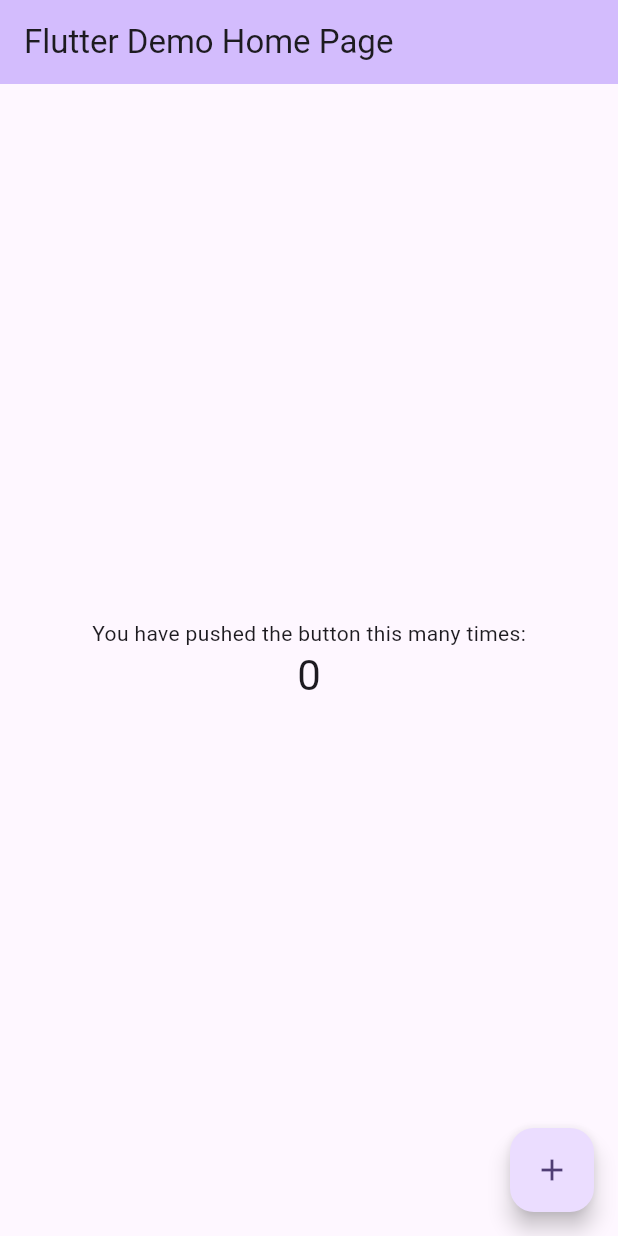
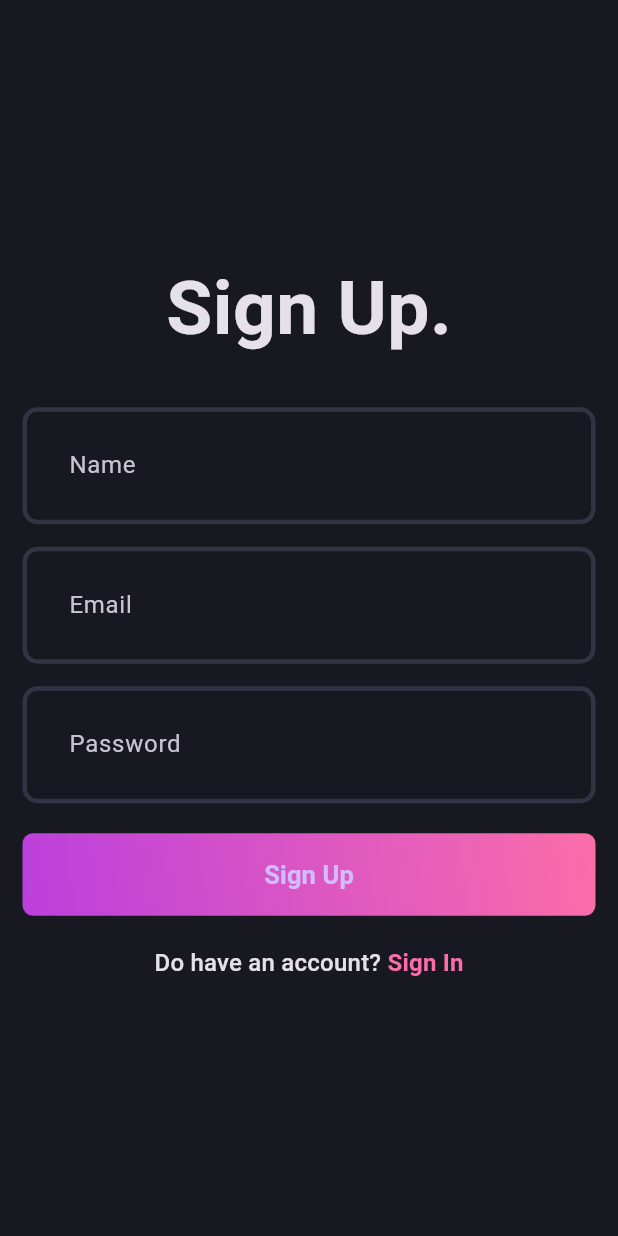
Before and after one commit to HaithamHussienAleryani/Blogger, a Flutter app: the screen it shows after launch, on a phone screen of 412 x 824 dp. Run offline on Flutter 3.47's test engine with Material 3 defaults, Android fonts, the phone set to English and light mode, and no system bars.

Commit message:
Create Auth feature with login and sign up pages + add custom widgets

```diff
--- /dev/null
+++ b/lib/core/theme/app_platte.dart
@@ -0,0 +1,13 @@
+import 'package:flutter/material.dart';
+
+class AppPallete {
+  static const Color backgroundColor = Color.fromRGBO(24, 24, 32, 1);
+  static const Color gradient1 = Color.fromRGBO(187, 63, 221, 1);
+  static const Color gradient2 = Color.fromRGBO(251, 109, 169, 1);
+  static const Color gradient3 = Color.fromRGBO(255, 159, 124, 1);
+  static const Color borderColor = Color.fromRGBO(52, 51, 67, 1);
+  static const Color whiteColor = Colors.white;
+  static const Color greyColor = Colors.grey;
+  static const Color errorColor = Colors.redAccent;
+  static const Color transparentColor = Colors.transparent;
+}
--- /dev/null
+++ b/lib/core/theme/theme.dart
@@ -0,0 +1,17 @@
+import 'package:blogger/core/theme/app_platte.dart';
+import 'package:flutter/material.dart';
+
+class AppTheme {
+  static _border({Color color = AppPallete.borderColor}) => OutlineInputBorder(
+        borderSide: BorderSide(color: color, width: 3),
+        borderRadius: BorderRadius.circular(10),
+      );
+  static final darkThemeMode = ThemeData.dark().copyWith(
+    scaffoldBackgroundColor: AppPallete.backgroundColor,
+    inputDecorationTheme: InputDecorationTheme(
+      contentPadding: const EdgeInsets.all(27),
+      enabledBorder: _border(),
+      focusedBorder: _border(color: AppPallete.gradient2),
+    ),
+  );
+}
--- /dev/null
+++ b/lib/features/auth/presentation/pages/signup_page.dart
@@ -0,0 +1,90 @@
+import 'package:blogger/core/theme/app_platte.dart';
+import 'package:blogger/features/auth/presentation/widgets/auth_field.dart';
+import 'package:blogger/features/auth/presentation/widgets/auth_gradiant_button.dart';
+import 'package:flutter/material.dart';
+
+class SignUpPage extends StatefulWidget {
+  const SignUpPage({super.key});
+
+  @override
+  State<SignUpPage> createState() => _SignUpPageState();
+}
+
+class _SignUpPageState extends State<SignUpPage> {
+  final _formKey = GlobalKey<FormState>();
+  final emailController = TextEditingController();
+  final nameController = TextEditingController();
+  final passwordController = TextEditingController();
+
+  @override
+  void dispose() {
+    emailController.dispose();
+    nameController.dispose();
+    passwordController.dispose();
+    super.dispose();
+  }
+
+  @override
+  Widget build(BuildContext context) {
+    return Scaffold(
+      body: Padding(
+        padding: const EdgeInsets.all(15),
+        child: Form(
+          key: _formKey,
+          child: Column(
+            mainAxisAlignment: MainAxisAlignment.center,
+            children: [
+              const Text(
+                "Sign Up.",
+                style: TextStyle(
+                  fontSize: 50,
+                  fontWeight: FontWeight.bold,
+                ),
+              ),
+              const SizedBox(
+                height: 30,
+              ),
+              AuthField(controller: nameController, hintText: 'Name'),
+              const SizedBox(
+                height: 15,
+              ),
+              AuthField(controller: emailController, hintText: 'Email'),
+              const SizedBox(
+                height: 15,
+              ),
+              AuthField(
+                controller: passwordController,
+                hintText: 'Password',
+                isObsecureText: true,
+              ),
+              const SizedBox(
+                height: 20,
+              ),
+              const AuthGradiantButton(
+                text: 'Sign Up',
+              ),
+              const SizedBox(
+                height: 20,
+              ),
+              RichText(
+                text: TextSpan(
+                    text: "Do have an account? ",
+                    children: [
+                      TextSpan(
+                          text: 'Sign In',
+                          style: Theme.of(context)
+                              .textTheme
+                              .titleMedium
+                              ?.copyWith(
+                                  color: AppPallete.gradient2,
+                                  fontWeight: FontWeight.bold))
+                    ],
+                    style: Theme.of(context).textTheme.titleMedium),
+              ),
+            ],
+          ),
+        ),
+      ),
+    );
+  }
+}
--- /dev/null
+++ b/lib/features/auth/presentation/widgets/auth_field.dart
@@ -0,0 +1,24 @@
+import 'package:flutter/material.dart';
+
+class AuthField extends StatelessWidget {
+  final String hintText;
+  final TextEditingController controller;
+  final bool isObsecureText;
+  const AuthField(
+      {super.key, required this.hintText, required this.controller , this.isObsecureText = false});
+
+  @override
+  Widget build(BuildContext context) {
+    return TextFormField(
+      controller: controller,
+      obscureText: isObsecureText,
+      decoration: InputDecoration(
+        hintText: hintText,
+      ),
+      validator: (value) {
+        if (value!.isEmpty) return "$hintText is missing";
+        return null;
+      },
+    );
+  }
+}
--- /dev/null
+++ b/lib/features/auth/presentation/widgets/auth_gradiant_button.dart
@@ -0,0 +1,35 @@
+import 'package:blogger/core/theme/app_platte.dart';
+import 'package:flutter/material.dart';
+
+class AuthGradiantButton extends StatelessWidget {
+  final String text;
+  const AuthGradiantButton({super.key, required this.text});
+
+  @override
+  Widget build(BuildContext context) {
+    return Container(
+      decoration: BoxDecoration(
+        borderRadius: BorderRadius.circular(7),
+        gradient: const LinearGradient(
+            colors: [AppPallete.gradient1, AppPallete.gradient2],
+            begin: Alignment.bottomLeft,
+            end: Alignment.topRight),
+      ),
+      child: ElevatedButton(
+        onPressed: () {},
+        style: ElevatedButton.styleFrom(
+          fixedSize: const Size(395, 55),
+          backgroundColor: AppPallete.transparentColor,
+          elevation: 0,
+        ),
+        child: Text(
+          text,
+          style:const TextStyle(
+            fontSize: 17,
+            fontWeight: FontWeight.w600,
+          ),
+        ),
+      ),
+    );
+  }
+}
--- a/lib/main.dart
+++ b/lib/main.dart
@@ -1,3 +1,5 @@
+import 'package:blogger/core/theme/theme.dart';
+import 'package:blogger/features/auth/presentation/pages/signup_page.dart';
 import 'package:flutter/material.dart';
 
 void main() {
@@ -7,119 +9,13 @@ void main() {
 class MyApp extends StatelessWidget {
   const MyApp({super.key});
 
-  // This widget is the root of your application.
   @override
   Widget build(BuildContext context) {
     return MaterialApp(
-      title: 'Flutter Demo',
-      theme: ThemeData(
-        // This is the theme of your application.
-        //
-        // TRY THIS: Try running your application with "flutter run". You'll see
-        // the application has a purple toolbar. Then, without quitting the app,
-        // try changing the seedColor in the colorScheme below to Colors.green
-        // and then invoke "hot reload" (save your changes or press the "hot
-        // reload" button in a Flutter-supported IDE, or press "r" if you used
-        // the command line to start the app).
-        //
-        // Notice that the counter didn't reset back to zero; the application
-        // state is not lost during the reload. To reset the state, use hot
-        // restart instead.
-        //
-        // This works for code too, not just values: Most code changes can be
-        // tested with just a hot reload.
-        colorScheme: ColorScheme.fromSeed(seedColor: Colors.deepPurple),
-        useMaterial3: true,
-      ),
-      home: const MyHomePage(title: 'Flutter Demo Home Page'),
+      debugShowCheckedModeBanner: false,
+      title: 'Blogger',
+      theme: AppTheme.darkThemeMode,
+      home: const SignUpPage(),
     );
   }
 }
-
-class MyHomePage extends StatefulWidget {
-  const MyHomePage({super.key, required this.title});
-
-  // This widget is the home page of your application. It is stateful, meaning
-  // that it has a State object (defined below) that contains fields that affect
-  // how it looks.
-
-  // This class is the configuration for the state. It holds the values (in this
-  // case the title) provided by the parent (in this case the App widget) and
-  // used by the build method of the State. Fields in a Widget subclass are
-  // always marked "final".
-
-  final String title;
-
-  @override
-  State<MyHomePage> createState() => _MyHomePageState();
-}
-
-class _MyHomePageState extends State<MyHomePage> {
-  int _counter = 0;
-
-  void _incrementCounter() {
-    setState(() {
-      // This call to setState tells the Flutter framework that something has
-      // changed in this State, which causes it to rerun the build method below
-      // so that the display can reflect the updated values. If we changed
-      // _counter without calling setState(), then the build method would not be
-      // called again, and so nothing would appear to happen.
-      _counter++;
-    });
-  }
-
-  @override
-  Widget build(BuildContext context) {
-    // This method is rerun every time setState is called, for instance as done
-    // by the _incrementCounter method above.
-    //
-    // The Flutter framework has been optimized to make rerunning build methods
-    // fast, so that you can just rebuild anything that needs updating rather
-    // than having to individually change instances of widgets.
-    return Scaffold(
-      appBar: AppBar(
-        // TRY THIS: Try changing the color here to a specific color (to
-        // Colors.amber, perhaps?) and trigger a hot reload to see the AppBar
-        // change color while the other colors stay the same.
-        backgroundColor: Theme.of(context).colorScheme.inversePrimary,
-        // Here we take the value from the MyHomePage object that was created by
-        // the App.build method, and use it to set our appbar title.
-        title: Text(widget.title),
-      ),
-      body: Center(
-        // Center is a layout widget. It takes a single child and positions it
-        // in the middle of the parent.
-        child: Column(
-          // Column is also a layout widget. It takes a list of children and
-          // arranges them vertically. By default, it sizes itself to fit its
-          // children horizontally, and tries to be as tall as its parent.
-          //
-          // Column has various properties to control how it sizes itself and
-          // how it positions its children. Here we use mainAxisAlignment to
-          // center the children vertically; the main axis here is the vertical
-          // axis because Columns are vertical (the cross axis would be
-          // horizontal).
-          //
-          // TRY THIS: Invoke "debug painting" (choose the "Toggle Debug Paint"
-          // action in the IDE, or press "p" in the console), to see the
-          // wireframe for each widget.
-          mainAxisAlignment: MainAxisAlignment.center,
-          children: <Widget>[
-            const Text(
-              'You have pushed the button this many times:',
-            ),
-            Text(
-              '$_counter',
-              style: Theme.of(context).textTheme.headlineMedium,
-            ),
-          ],
-        ),
-      ),
-      floatingActionButton: FloatingActionButton(
-        onPressed: _incrementCounter,
-        tooltip: 'Increment',
-        child: const Icon(Icons.add),
-      ), // This trailing comma makes auto-formatting nicer for build methods.
-    );
-  }
-}
```
Also changed, not shown: lib/features/auth/presentation/pages/login_page.dart (added, +82 -0 lines), 1 other file.
